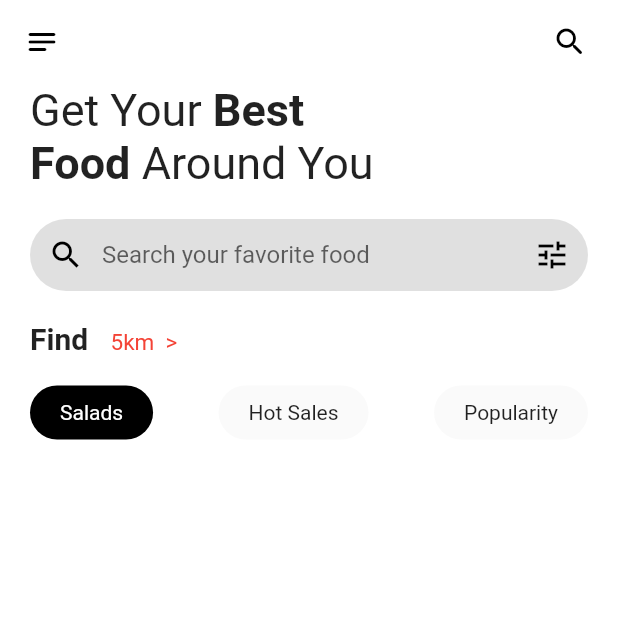
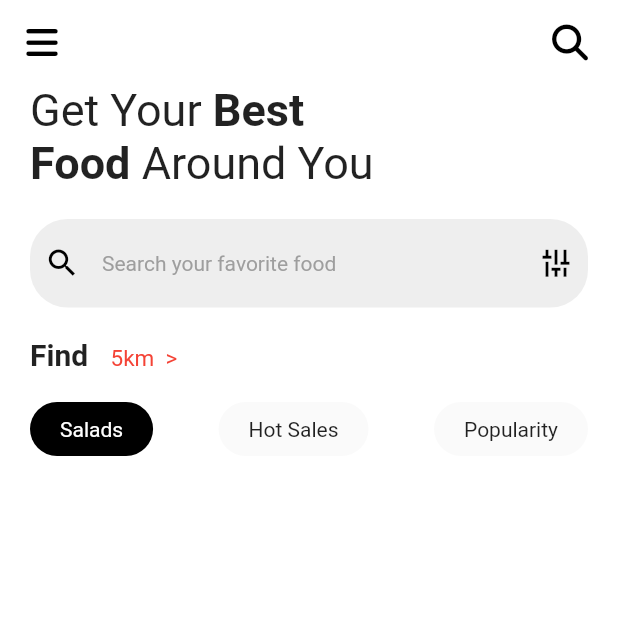
Before and after one commit to TonnyKamau/food-delivery, a Flutter app: the screen it shows after launch, on a phone screen of 412 x 824 dp, the top half of it. Run offline on Flutter 3.47's test engine with Material 2 defaults, Android fonts, the phone set to English and light mode, and no system bars; our stand-ins replace font_awesome_flutter; Roboto replaces fonts that are missing (BeVietnamPro).

Commit message:
home page

```diff
--- a/lib/main/homepage.dart
+++ b/lib/main/homepage.dart
@@ -1,6 +1,7 @@
 // ignore_for_file: prefer_const_constructors
 
 import 'package:flutter/material.dart';
+import 'package:font_awesome_flutter/font_awesome_flutter.dart';
 import 'package:food_delivery/utils/header.dart';
 
 class HomePage extends StatelessWidget {
@@ -8,14 +9,26 @@ class HomePage extends StatelessWidget {
 
   @override
   Widget build(BuildContext context) {
-    return Scaffold(
+    List<String> tabs = [
+      "Salads",
+      "Hot sale",
+      "Popularity",
+    ];
+
+    return DefaultTabController(
+      initialIndex: 0,
+      length: tabs.length,
+      child: Scaffold(
         backgroundColor: Colors.white,
         appBar: AppBar(
           leading: Padding(
             padding: const EdgeInsets.all(8.0),
             child: IconButton(
               onPressed: () {},
-            icon: Icon(Icons.notes_rounded,color: Colors.black,),
+              icon: FaIcon(
+                FontAwesomeIcons.bars,
+                color: Colors.black,
+              ),
             ),
           ),
           actions: [
@@ -23,7 +36,10 @@ class HomePage extends StatelessWidget {
               padding: const EdgeInsets.all(8.0),
               child: IconButton(
                 onPressed: () {},
-              icon: Icon(Icons.search_rounded,color: Colors.black,),
+                icon: FaIcon(
+                  FontAwesomeIcons.magnifyingGlass,
+                  color: Colors.black,
+                ),
               ),
             ),
           ],
@@ -31,6 +47,7 @@ class HomePage extends StatelessWidget {
           elevation: 0,
         ),
         body: const Header(),
+      ),
     );
   }
 }
--- a/lib/utils/header.dart
+++ b/lib/utils/header.dart
@@ -43,38 +43,54 @@ class Header extends StatelessWidget {
               ),
             ]),
           ),
-          Form(
-            child: Center(
-              child: Padding(
+          Padding(
             padding: const EdgeInsets.all(20.0),
-                child: Material(
-                  color: Colors.grey[300],
-                  borderRadius: BorderRadius.circular(25.0),
             child: TextFormField(
               cursorColor: Colors.black,
               decoration: InputDecoration(
-                      hintText: 'Search your favorite food ',
-                      border: OutlineInputBorder(borderSide: BorderSide.none),
-                      contentPadding: const EdgeInsets.all(10.0),
-                      prefixIcon: IconButton(
-                        onPressed: () {},
-                        icon: Icon(Icons.search, color: Colors.black),
+                hintText: "Search your favorite food ",
+                hintStyle:
+                    Theme.of(context).textTheme.bodyMedium!.copyWith(
+                          color: Colors.grey.shade500,
                         ),
-                      suffixIcon: IconButton(
-                        onPressed: () {},
-                        icon: Icon(
-                          Icons.tune_outlined,
+                prefixIcon: Container(
+                  margin:
+                      const EdgeInsets.only(right: 5, bottom: 5, top: 5),
+                  padding: const EdgeInsets.all(8.0),
+                  decoration: BoxDecoration(
+                    borderRadius: BorderRadius.circular(
+                        20), // half of the width or height
+                  ),
+                  child: const Icon(
+                    Icons.search,
+                    color: Colors.black,
+                  ),
+                ),
+                suffixIcon: Container(
+                  margin:
+                      const EdgeInsets.only(left: 5, bottom: 5, top: 5),
+                  padding: const EdgeInsets.all(8.0),
+                  decoration: BoxDecoration(
+                    borderRadius: BorderRadius.circular(
+                        20), // half of the width or height
+                  ),
+                  child: const RotatedBox(
+                    quarterTurns: 3,
+                    child: Icon(
+                      Icons.tune,
                       color: Colors.black,
                     ),
                   ),
                 ),
-                    validator: (value) {
-                      if (value == null || value.isEmpty) {
-                        return 'Please search a favorite food';
-                      }
-                      return null;
-                    },
+                filled: true,
+                fillColor: Colors.grey.shade200,
+                enabledBorder: OutlineInputBorder(
+                  borderRadius: BorderRadius.circular(25),
+                  borderSide: BorderSide.none,
                 ),
+                focusedBorder: OutlineInputBorder(
+                  borderRadius: BorderRadius.circular(25),
+                  borderSide: BorderSide.none,
                 ),
               ),
             ),
--- a/pubspec.yaml
+++ b/pubspec.yaml
@@ -37,6 +37,7 @@ dependencies:
   # Use with the CupertinoIcons class for iOS style icons.
   cupertino_icons: ^1.0.2
   google_fonts: ^3.0.1
+  font_awesome_flutter: ^10.4.0
 
 dev_dependencies:
   flutter_test:
```
Also changed, not shown: pubspec.lock. Lines whose indentation alone changed are shown as unchanged.
